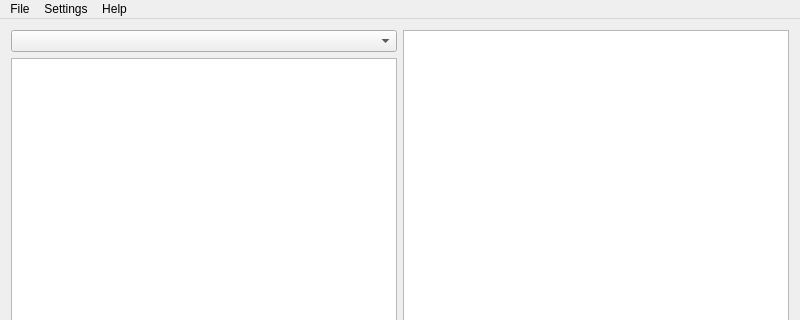
Above: sources/mainwindow.ui from ElanGroup/freelance-navigator before the change; both pictures show x 0 to 800 and y 0 to 320 of the 800 by 600 pixel window. Below: the same form after it.
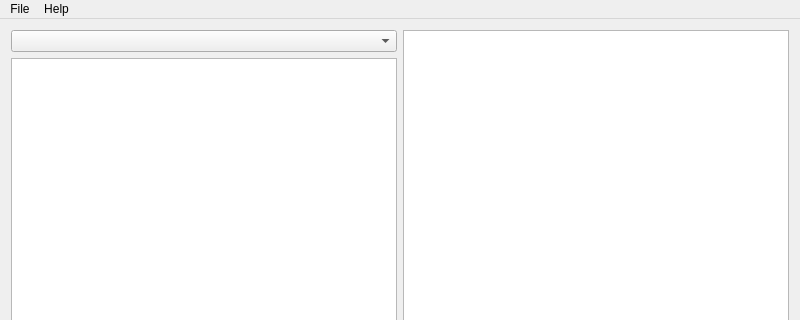
That is the form after the change. Icons and pictures are not drawn.

Commit message: Elance API settings have been moved to resource ini file.

What changed in the file:
```diff
--- a/sources/mainwindow.ui
+++ b/sources/mainwindow.ui
@@ -418,12 +418,6 @@
     <addaction name="actionLogout"/>
     <addaction name="actionExit"/>
    </widget>
-   <widget class="QMenu" name="menuSettings">
-    <property name="title">
-     <string>Settings</string>
-    </property>
-    <addaction name="actionElanceAPISettings"/>
-   </widget>
    <widget class="QMenu" name="menuHelp">
     <property name="title">
      <string>Help</string>
@@ -431,7 +425,6 @@
     <addaction name="actionAbout"/>
    </widget>
    <addaction name="menuFile"/>
-   <addaction name="menuSettings"/>
    <addaction name="menuHelp"/>
   </widget>
   <widget class="QStatusBar" name="statusBar"/>
```
Left out of the diff: 5 changed lines with no effect on the pictures. The commit also changes 11 other files.
